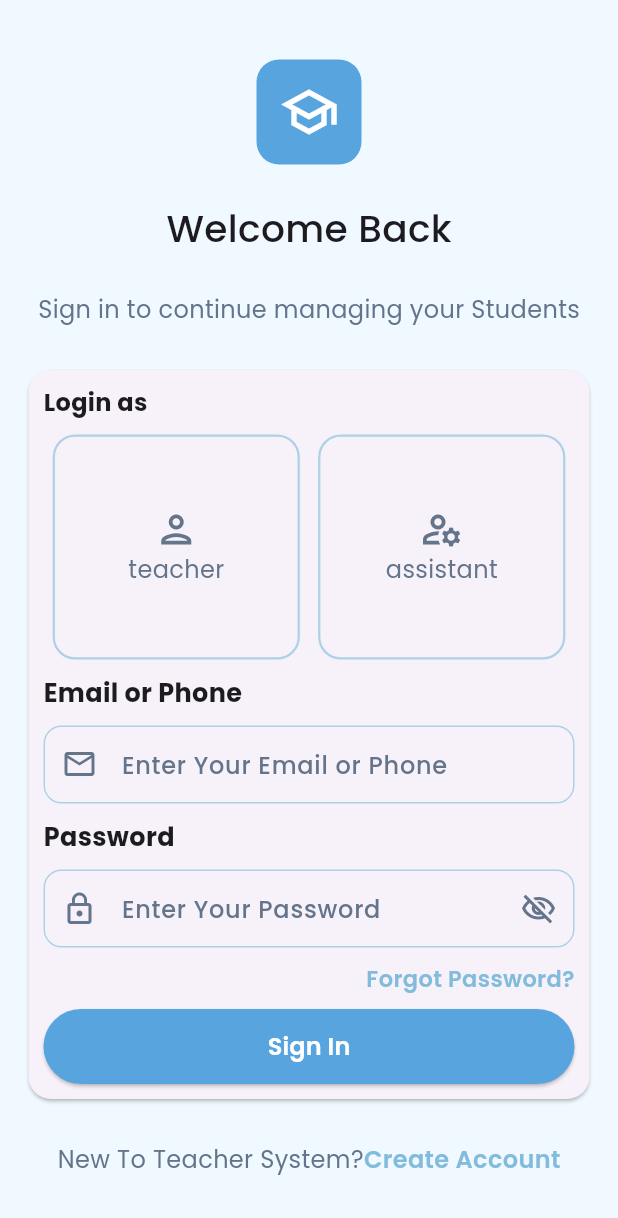
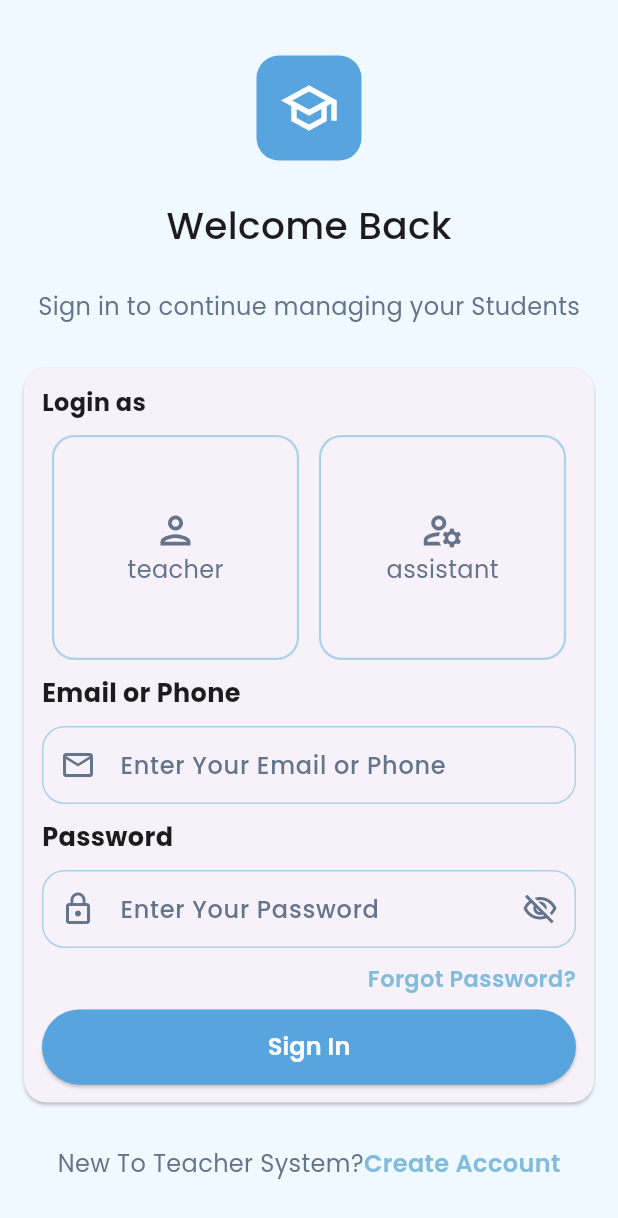
Before and after one commit to amrelmaadawy/teacher-system, a Flutter app: the screen it shows after launch, on a phone screen of 412 x 824 dp. Shown: the top 1218 px of the screen. Run offline on Flutter 3.47's test engine with Material 3 defaults, Android fonts, the phone set to English and light mode, and no system bars.

Commit message:
make the padding and border radius variables

```diff
--- a/lib/core/utils/app_colors.dart
+++ b/lib/core/utils/app_colors.dart
@@ -1,8 +1,8 @@
 import 'package:flutter/material.dart';
 
-final lightScaffoldcolor = Color(0xfff0f9ff);
-final lightBottonColor = Color(0xff57a4df);
-final lightSubTextColor = Color(0xff64748b);
-final lightTextBottonColor = Color(0xff82bcdd);
-final lightBordersColor = Color(0xffadd1e6);
-final lightWhiteColor = Colors.white;
+const lightScaffoldcolor = Color(0xfff0f9ff);
+const lightBottonColor = Color(0xff57a4df);
+const lightSubTextColor = Color(0xff64748b);
+const lightTextBottonColor = Color(0xff82bcdd);
+const lightBordersColor = Color(0xffadd1e6);
+const lightWhiteColor = Colors.white;
--- /dev/null
+++ b/lib/core/utils/app_size.dart
@@ -0,0 +1,2 @@
+const defPadding = 12.0;
+const defBorderRadius = 15.0;
--- a/lib/features/auth/presentation/views/create_account_view.dart
+++ b/lib/features/auth/presentation/views/create_account_view.dart
@@ -1,10 +1,18 @@
 import 'package:flutter/material.dart';
+import 'package:teacher_system/features/auth/presentation/widgets/graduated_hat_widget.dart';
 
 class CreateAccountView extends StatelessWidget {
   const CreateAccountView({super.key});
 
   @override
   Widget build(BuildContext context) {
-    return Scaffold();
+    return Scaffold(
+      body: SafeArea(
+        child: Padding(
+          padding: const EdgeInsets.all(10.0),
+          child: Center(child: Column(children: [GraduatedHatWidget()])),
+        ),
+      ),
+    );
   }
 }
--- a/lib/features/auth/presentation/views/login_view.dart
+++ b/lib/features/auth/presentation/views/login_view.dart
@@ -1,5 +1,6 @@
 import 'package:flutter/material.dart';
 import 'package:teacher_system/core/utils/app_colors.dart';
+import 'package:teacher_system/core/utils/app_size.dart';
 import 'package:teacher_system/features/auth/presentation/views/create_account_view.dart';
 import 'package:teacher_system/features/auth/presentation/widgets/graduated_hat_widget.dart';
 import 'package:teacher_system/features/auth/presentation/widgets/login_card.dart';
@@ -14,7 +15,7 @@ class LoginView extends StatelessWidget {
       body: SafeArea(
         child: Center(
           child: Padding(
-            padding: const EdgeInsets.all(15.0),
+            padding: const EdgeInsets.all(defPadding),
             child: Column(
               mainAxisAlignment: MainAxisAlignment.spaceEvenly,
               children: [
--- a/lib/features/auth/presentation/widgets/custom_login_person.dart
+++ b/lib/features/auth/presentation/widgets/custom_login_person.dart
@@ -1,5 +1,6 @@
 import 'package:flutter/material.dart';
 import 'package:teacher_system/core/utils/app_colors.dart';
+import 'package:teacher_system/core/utils/app_size.dart';
 
 class CutsomLoginPerson extends StatelessWidget {
   const CutsomLoginPerson({super.key, required this.title, required this.icon});
@@ -11,7 +12,7 @@ class CutsomLoginPerson extends StatelessWidget {
       width: MediaQuery.of(context).size.width * 0.4,
       height: 150,
       decoration: BoxDecoration(
-        borderRadius: BorderRadius.circular(15),
+        borderRadius: BorderRadius.circular(defBorderRadius),
         border: Border.all(color: lightBordersColor, width: 1.5),
       ),
       child: Column(
--- a/lib/features/auth/presentation/widgets/custom_text_form_field.dart
+++ b/lib/features/auth/presentation/widgets/custom_text_form_field.dart
@@ -1,5 +1,6 @@
 import 'package:flutter/material.dart';
 import 'package:teacher_system/core/utils/app_colors.dart';
+import 'package:teacher_system/core/utils/app_size.dart';
 
 class CustomTextFormField extends StatelessWidget {
   const CustomTextFormField({
@@ -48,13 +49,15 @@ class CustomTextFormField extends StatelessWidget {
               horizontal: 16,
               vertical: 14,
             ),
-            border: OutlineInputBorder(borderRadius: BorderRadius.circular(12)),
+            border: OutlineInputBorder(
+              borderRadius: BorderRadius.circular(defBorderRadius),
+            ),
             enabledBorder: OutlineInputBorder(
-              borderRadius: BorderRadius.circular(12),
+              borderRadius: BorderRadius.circular(defBorderRadius),
               borderSide: BorderSide(color: lightBordersColor),
             ),
             focusedBorder: OutlineInputBorder(
-              borderRadius: BorderRadius.circular(12),
+              borderRadius: BorderRadius.circular(defBorderRadius),
               borderSide: BorderSide(color: lightBordersColor),
             ),
           ),
--- a/lib/features/auth/presentation/widgets/graduated_hat_widget.dart
+++ b/lib/features/auth/presentation/widgets/graduated_hat_widget.dart
@@ -1,6 +1,7 @@
 
 import 'package:flutter/material.dart';
 import 'package:teacher_system/core/utils/app_colors.dart';
+import 'package:teacher_system/core/utils/app_size.dart';
 
 class GraduatedHatWidget extends StatelessWidget {
   const GraduatedHatWidget({
@@ -14,7 +15,7 @@ class GraduatedHatWidget extends StatelessWidget {
       height: 70,
       decoration: BoxDecoration(
         color: lightBottonColor,
-        borderRadius: BorderRadius.circular(15),
+        borderRadius: BorderRadius.circular(defBorderRadius),
       ),
       child: Icon(
         Icons.school_outlined,
--- a/lib/features/auth/presentation/widgets/login_card.dart
+++ b/lib/features/auth/presentation/widgets/login_card.dart
@@ -1,5 +1,6 @@
 import 'package:flutter/material.dart';
 import 'package:teacher_system/core/utils/app_colors.dart';
+import 'package:teacher_system/core/utils/app_size.dart';
 import 'package:teacher_system/features/auth/presentation/widgets/custom_login_person.dart';
 import 'package:teacher_system/features/auth/presentation/widgets/custom_text_form_field.dart';
 import 'package:teacher_system/generated/l10n.dart';
@@ -26,7 +27,7 @@ class _LoginCardState extends State<LoginCard> {
     return Card(
       shape: RoundedRectangleBorder(borderRadius: BorderRadius.circular(15)),
       child: Padding(
-        padding: const EdgeInsets.all(10.0),
+        padding: const EdgeInsets.all(defPadding),
         child: Column(
           crossAxisAlignment: CrossAxisAlignment.start,
 
```
